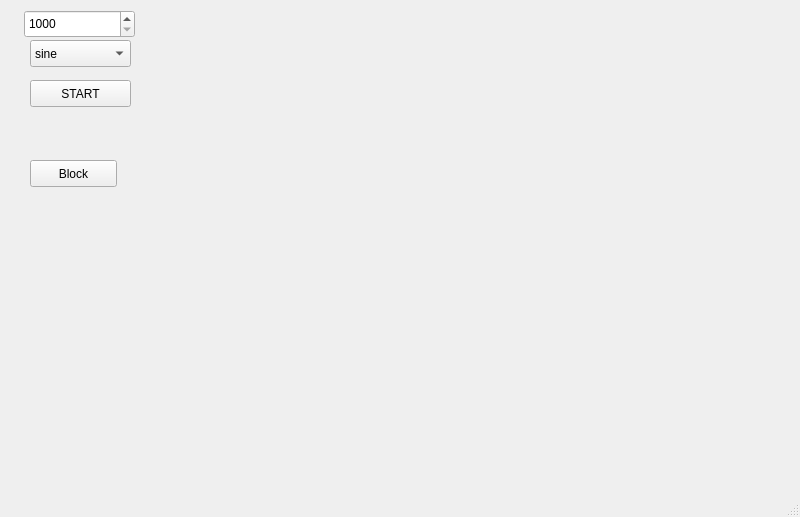
Qt form mainwindow.ui (NeroMipt/labproject) before a commit.
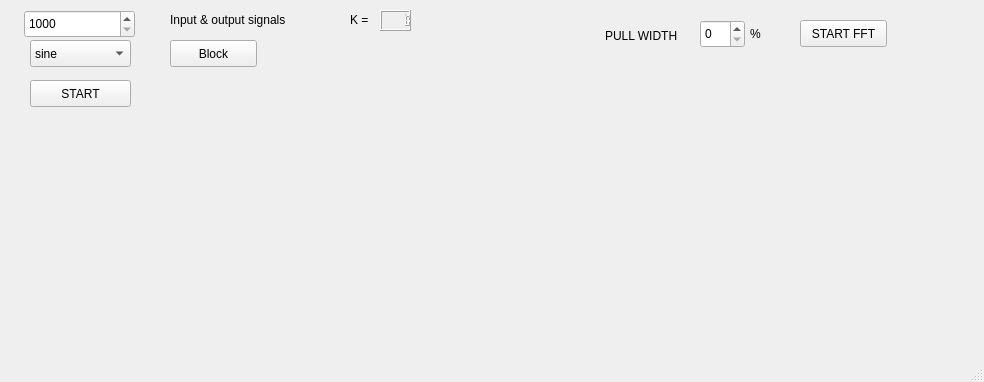
The same form after that commit. Custom widgets are drawn as their Qt base class.

What changed in the file:
```diff
--- a/mainwindow.ui
+++ b/mainwindow.ui
@@ -6,8 +6,8 @@
    <rect>
     <x>0</x>
     <y>0</y>
-    <width>800</width>
-    <height>517</height>
+    <width>984</width>
+    <height>382</height>
    </rect>
   </property>
   <property name="windowTitle">
@@ -71,8 +71,8 @@
    <widget class="QPushButton" name="pushButton">
     <property name="geometry">
      <rect>
-      <x>30</x>
-      <y>160</y>
+      <x>170</x>
+      <y>40</y>
       <width>87</width>
       <height>27</height>
      </rect>
@@ -84,13 +84,108 @@
    <widget class="QCustomPlot" name="customPlot" native="true">
     <property name="geometry">
      <rect>
-      <x>230</x>
-      <y>50</y>
-      <width>561</width>
-      <height>411</height>
+      <x>170</x>
+      <y>80</y>
+      <width>391</width>
+      <height>241</height>
      </rect>
     </property>
    </widget>
+   <widget class="QLabel" name="label">
+    <property name="geometry">
+     <rect>
+      <x>170</x>
+      <y>10</y>
+      <width>151</width>
+      <height>19</height>
+     </rect>
+    </property>
+    <property name="text">
+     <string>Input &amp; output signals</string>
+    </property>
+   </widget>
+   <widget class="QLCDNumber" name="lcdK">
+    <property name="geometry">
+     <rect>
+      <x>380</x>
+      <y>10</y>
+      <width>31</width>
+      <height>21</height>
+     </rect>
+    </property>
+   </widget>
+   <widget class="QLabel" name="label_2">
+    <property name="geometry">
+     <rect>
+      <x>350</x>
+      <y>10</y>
+      <width>21</width>
+      <height>19</height>
+     </rect>
+    </property>
+    <property name="text">
+     <string>K =</string>
+    </property>
+   </widget>
+   <widget class="QSpinBox" name="WIDTH">
+    <property name="geometry">
+     <rect>
+      <x>700</x>
+      <y>20</y>
+      <width>45</width>
+      <height>28</height>
+     </rect>
+    </property>
+   </widget>
+   <widget class="QLabel" name="label_3">
+    <property name="geometry">
+     <rect>
+      <x>605</x>
+      <y>20</y>
+      <width>91</width>
+      <height>31</height>
+     </rect>
+    </property>
+    <property name="text">
+     <string>PULL WIDTH</string>
+    </property>
+   </widget>
+   <widget class="QLabel" name="label_4">
+    <property name="geometry">
+     <rect>
+      <x>750</x>
+      <y>18</y>
+      <width>71</width>
+      <height>31</height>
+     </rect>
+    </property>
+    <property name="text">
+     <string>%</string>
+    </property>
+   </widget>
+   <widget class="QCustomPlot" name="deltaPlot" native="true">
+    <property name="geometry">
+     <rect>
+      <x>600</x>
+      <y>80</y>
+      <width>361</width>
+      <height>241</height>
+     </rect>
+    </property>
+   </widget>
+   <widget class="QPushButton" name="pushButton_2">
+    <property name="geometry">
+     <rect>
+      <x>800</x>
+      <y>20</y>
+      <width>87</width>
+      <height>27</height>
+     </rect>
+    </property>
+    <property name="text">
+     <string>START FFT</string>
+    </property>
+   </widget>
   </widget>
   <widget class="QMenuBar" name="menubar">
    <property name="geometry">
```
Left out of the diff: 17 changed lines with no effect on the pictures.
